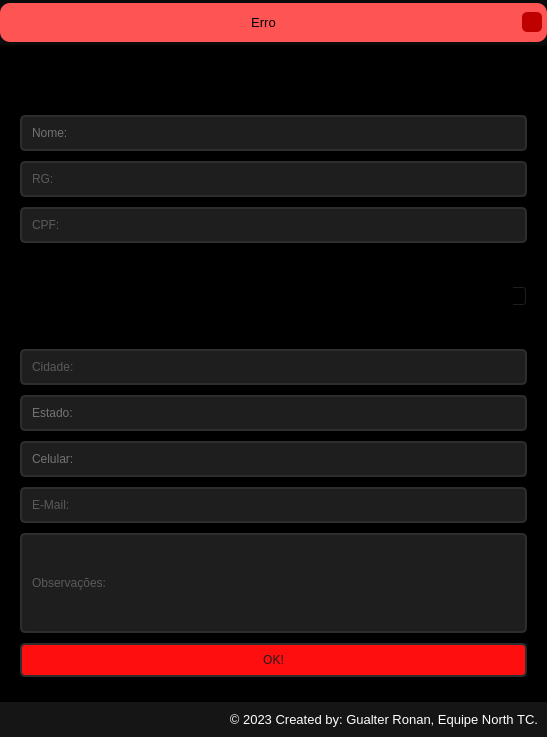
Old version of the form RegistrationSystem/Frames/add.ui in the repository ronannt/Projetos.
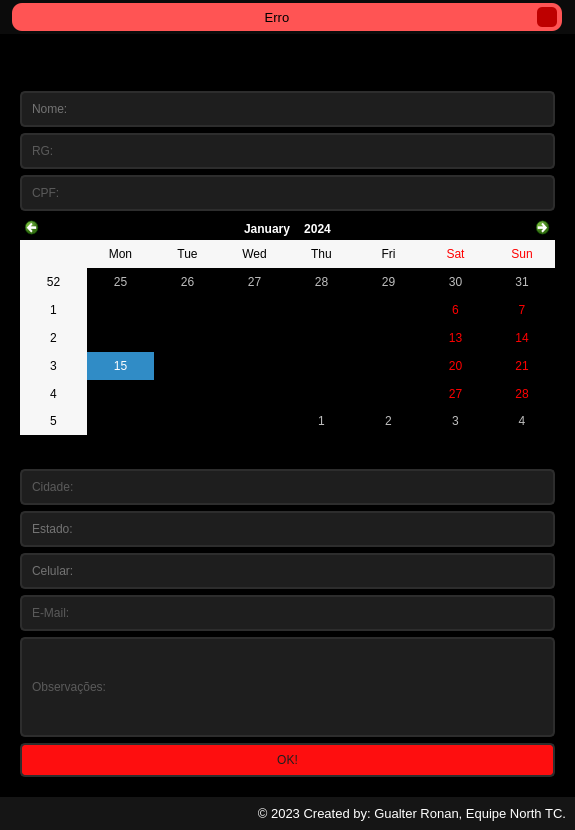
New version of the form. Icons and pictures are not drawn.

Diff of the .ui file:
```diff
--- a/RegistrationSystem/Frames/add.ui
+++ b/RegistrationSystem/Frames/add.ui
@@ -6,8 +6,8 @@
    <rect>
     <x>0</x>
     <y>0</y>
-    <width>547</width>
-    <height>737</height>
+    <width>575</width>
+    <height>830</height>
    </rect>
   </property>
   <property name="windowTitle">
@@ -178,10 +178,16 @@
       <layout class="QHBoxLayout" name="horizontalLayout">
        <item>
         <widget class="QFrame" name="frame_procuracao">
+         <property name="minimumSize">
+          <size>
+           <width>555</width>
+           <height>742</height>
+          </size>
+         </property>
          <property name="maximumSize">
           <size>
            <width>16777215</width>
-           <height>666</height>
+           <height>1000</height>
           </size>
          </property>
          <property name="styleSheet">
@@ -318,50 +324,12 @@
            </widget>
           </item>
           <item>
-           <widget class="QLineEdit" name="nascimento">
-            <property name="text">
-             <string/>
-            </property>
-            <property name="placeholderText">
-             <string>Data de nascimento:</string>
-            </property>
-           </widget>
-          </item>
-          <item>
-           <widget class="QDateEdit" name="dateEdit">
-            <property name="styleSheet">
-             <string notr="true">QDateEdit {
-	border: 2px solid rgb(45, 45, 45);
-	border-radius: 5px;
-	background-color: rgb(30, 30, 30);
-	color: rgb(200, 200, 200);
-	padding: 8px;
-}
-QDateEdit:hover {
-	border: 2px solid rgb(200, 200, 200);
-	color: rgb(200, 200, 200);
-}
-QDateEdit:focus {
-	border: 2px solid rgb(254, 14, 15);
-	color: rgb(200, 200, 200);
-};</string>
-            </property>
-            <property name="minimumDateTime">
-             <datetime>
-              <hour>0</hour>
-              <minute>0</minute>
-              <second>0</second>
-              <year>2024</year>
-              <month>1</month>
-              <day>1</day>
-             </datetime>
-            </property>
-            <property name="minimumDate">
-             <date>
-              <year>2024</year>
-              <month>1</month>
-              <day>1</day>
-             </date>
+           <widget class="QCalendarWidget" name="calendarWidget">
+            <property name="minimumSize">
+             <size>
+              <width>0</width>
+              <height>200</height>
+             </size>
             </property>
            </widget>
           </item>
```
